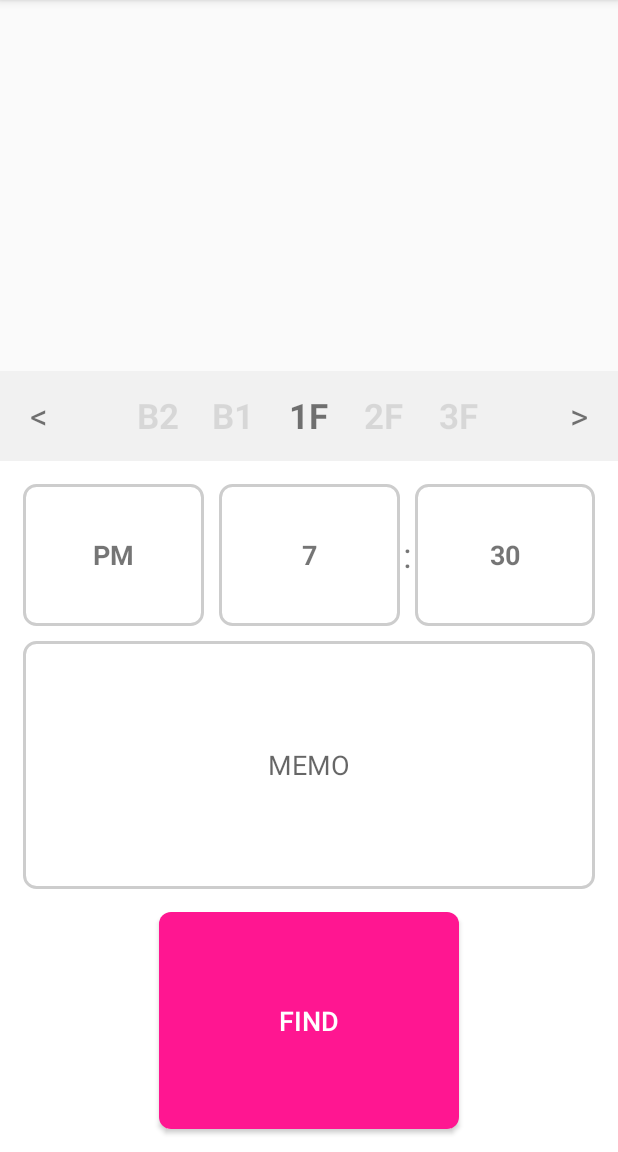
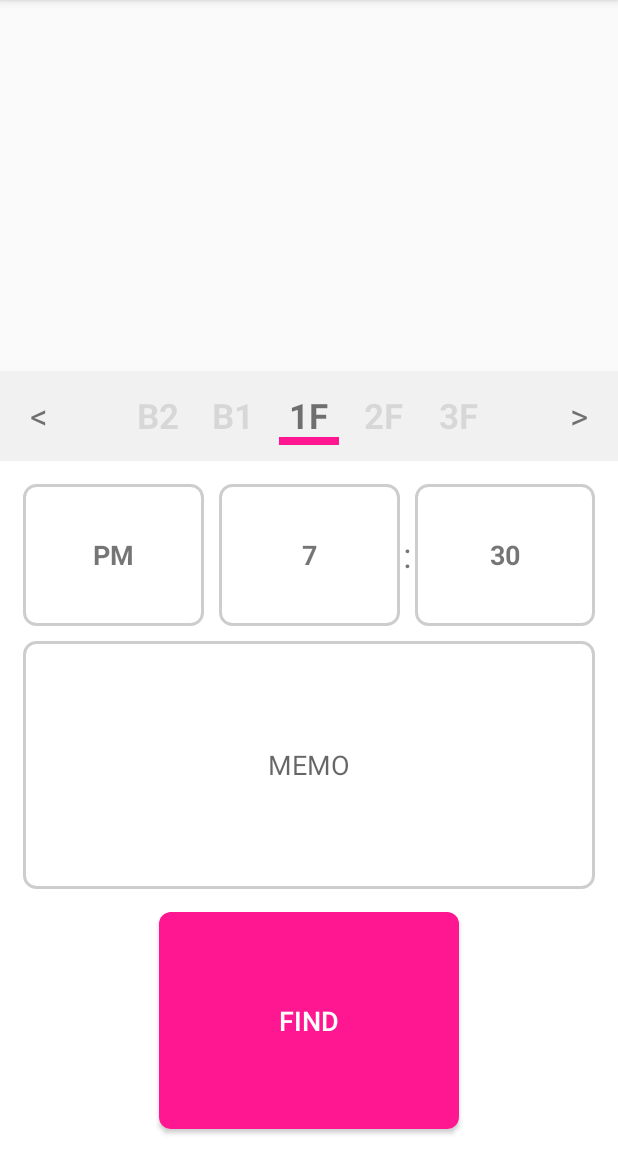
Before and after one commit to hee4245/Parking, an Android app: the screen it shows after launch (MainActivity), after a tap on "PARKING", on a phone screen of 412 x 824 dp, the part 84-1236 px from its top. Run offline under Robolectric (Android 15) with nearby library versions, the phone set to English and light mode, and no system bars; our stand-ins replace AdMob, ButterKnife.

Commit message:
floor indicator

```diff
--- a/app/src/main/java/com/bug/parking/activity/MainActivity.java
+++ b/app/src/main/java/com/bug/parking/activity/MainActivity.java
@@ -63,6 +63,8 @@ public class MainActivity extends AppCompatActivity {
     protected ImageView pictureView;
     @Bind(R.id.floorController)
     protected AbstractWheel floorController;
+    @Bind(R.id.floor_indicator)
+    protected View floorIndicator;
     @Bind(R.id.memo)
     protected EditText memoController;
     @Bind(R.id.parking)
@@ -91,8 +93,8 @@ public class MainActivity extends AppCompatActivity {
 
         initActionBar();
         initFloorController();
+        initColors();
         initAD();
-        initColors();
     }
 
     @Override
@@ -154,7 +156,7 @@ public class MainActivity extends AppCompatActivity {
     }
 
     private void initFloorController() {
-        floorController.setViewAdapter(new TextAdapter(this, FloorData.getData(),R.layout.floor_item, R.id.floorText));
+        floorController.setViewAdapter(new TextAdapter(this, FloorData.getData(), R.layout.floor_item, R.id.floorText));
         floorController.setCurrentItem(5);
     }
 
@@ -188,15 +190,16 @@ public class MainActivity extends AppCompatActivity {
         cameraPreviewLayout.addView(cameraPreview);
     }
 
-    private void initColors() {
-        parkingButton.setBackgroundResource(themeManager.getCurrentButtonStyleResource());
-    }
-
     private void removeCamera() {
         cameraPreviewLayout.removeView(cameraPreview);
         cameraPreview = null;
         myCamera.destoryCamera();
         myCamera = null;
+    }
+
+    private void initColors() {
+        parkingButton.setBackgroundResource(themeManager.getCurrentButtonStyleResource());
+        floorIndicator.setBackgroundColor(themeManager.getCurrentPrimaryColor());
     }
 
     private void initAD() {
--- a/app/src/main/res/layout/activity_main.xml
+++ b/app/src/main/res/layout/activity_main.xml
@@ -83,14 +83,33 @@
                     android:text="@string/right_angle"
                     android:textSize="@dimen/string_size_middle" />
 
-
-                <antistatic.spinnerwheel.WheelHorizontalView
-                    android:id="@+id/floorController"
+                <RelativeLayout
                     android:layout_width="match_parent"
                     android:layout_height="wrap_content"
                     android:layout_centerVertical="true"
                     android:layout_toLeftOf="@id/rightAngle"
-                    android:layout_toRightOf="@id/leftAngle" />
+                    android:layout_toRightOf="@id/leftAngle">
+
+                    <antistatic.spinnerwheel.WheelHorizontalView
+                        android:id="@+id/floorController"
+                        android:layout_width="match_parent"
+                        android:layout_height="wrap_content"
+                        android:layout_centerInParent="true" />
+
+                    <RelativeLayout
+                        android:layout_width="wrap_content"
+                        android:layout_height="@dimen/floor_indicator_position"
+                        android:layout_centerInParent="true">
+
+                        <View
+                            android:id="@+id/floor_indicator"
+                            android:layout_width="@dimen/floor_indicator_width"
+                            android:layout_height="@dimen/floor_indicator_height"
+                            android:layout_alignParentBottom="true"/>
+
+                    </RelativeLayout>
+
+                </RelativeLayout>
 
             </RelativeLayout>
 
--- a/app/src/main/res/layout/floor_item.xml
+++ b/app/src/main/res/layout/floor_item.xml
@@ -2,7 +2,7 @@
 <TextView
     xmlns:android="http://schemas.android.com/apk/res/android"
     android:id="@+id/floorText"
-    android:layout_width="50dp"
+    android:layout_width="@dimen/floor_item_width"
     android:layout_height="match_parent"
     android:gravity="center"
     android:textSize="@dimen/string_size_middle" />
--- a/app/src/main/res/values/dimens.xml
+++ b/app/src/main/res/values/dimens.xml
@@ -1,6 +1,10 @@
 <resources>
     <!-- Default screen margins, per the Android Design guidelines. -->
     <dimen name="floor_height">60dp</dimen>
+    <dimen name="floor_item_width">50dp</dimen>
+    <dimen name="floor_indicator_width">40dp</dimen>
+    <dimen name="floor_indicator_height">5dp</dimen>
+    <dimen name="floor_indicator_position">40dp</dimen>
 
     <dimen name="activity_horizontal_margin">16dp</dimen>
     <dimen name="activity_vertical_margin">16dp</dimen>
```
